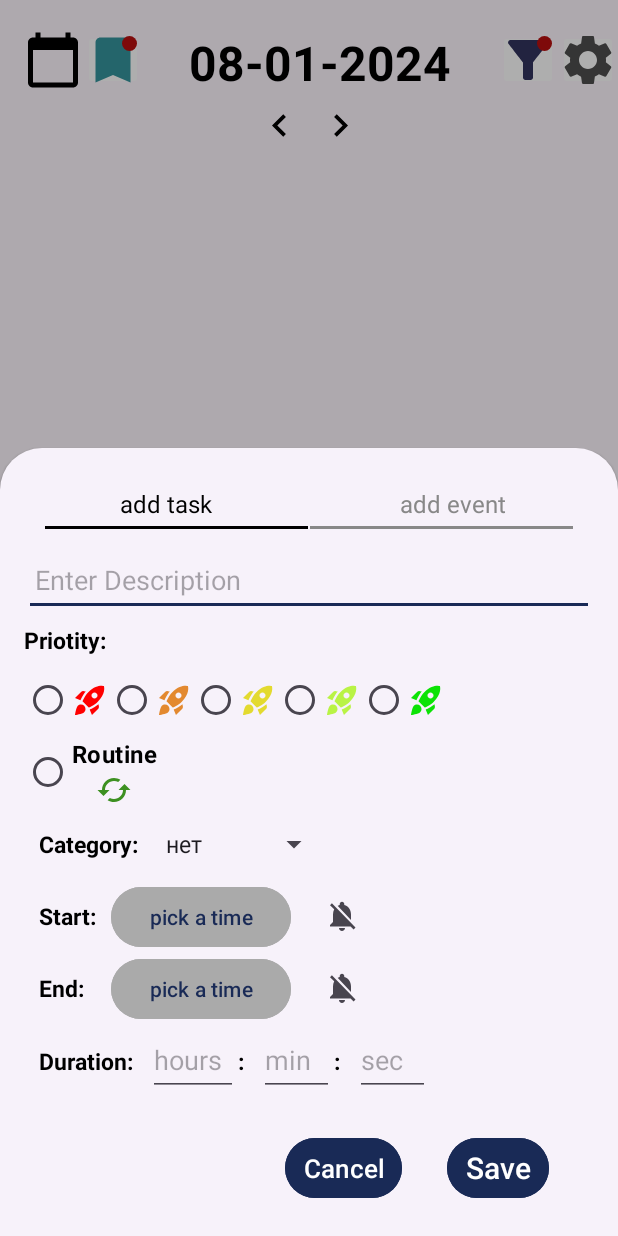
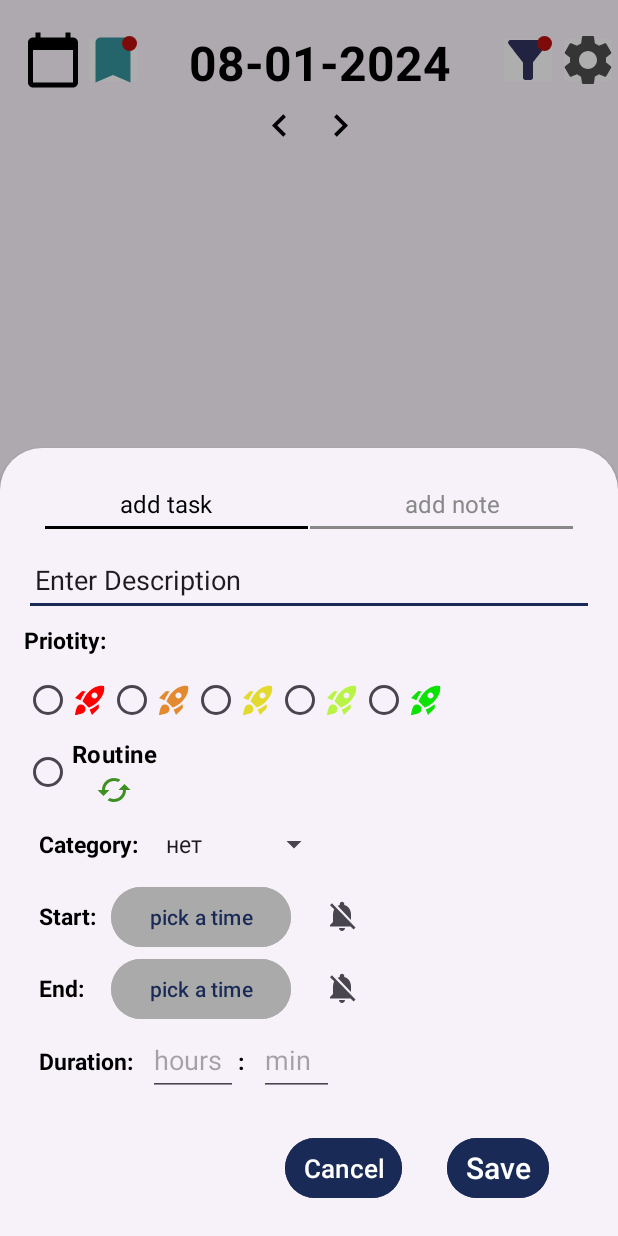
Before and after one commit to nuetka/to_do_list_sqlite, an Android app: the fragment AddNewTask placed in its activity, after a tap on "add task", on a phone screen of 412 x 824 dp. Run offline under Robolectric (Android 15) with nearby library versions, the phone set to English and light mode, and no system bars; libraries missing offline, so code that uses them is left out: it.xabaras.android.

Commit message:
add note

```diff
--- a/app/src/main/java/com/example/todolist/AddNewTask.java
+++ b/app/src/main/java/com/example/todolist/AddNewTask.java
@@ -168,7 +168,7 @@ public class AddNewTask extends BottomSheetDialogFragment {
 
         //разбираюсь с перелистыванием с доб задачу на событие
         TextView addTaskTab = view.findViewById(R.id.imagesTextView);
-        TextView addEventTab = view.findViewById(R.id.videosTextView);
+        TextView addNoteTab = view.findViewById(R.id.videosTextView);
         final TextView priorityText = view.findViewById(R.id.textview);
 
         final RelativeLayout relativeLayout = view.findViewById(R.id.loy1);
@@ -482,10 +482,11 @@ public class AddNewTask extends BottomSheetDialogFragment {
                 eventUnder.setBackgroundColor(Color.GRAY);
                 taskTextView.setTextColor(Color.BLACK);
                 taskUnder.setBackgroundColor(Color.BLACK);
+                mEditText.setText("Enter Description");
             }
         });
 
-        addEventTab.setOnClickListener(new View.OnClickListener() {
+        addNoteTab.setOnClickListener(new View.OnClickListener() {
             @Override
             public void onClick(View v) {
                 // Скрыть текстовое представление приоритета и группу радиокнопок, когда пользователь выбирает "добавление события"
@@ -500,6 +501,8 @@ public class AddNewTask extends BottomSheetDialogFragment {
                 eventUnder.setBackgroundColor(Color.BLACK);
                 taskTextView.setTextColor(Color.GRAY);
                 taskUnder.setBackgroundColor(Color.GRAY);
+                mEditText.setText("Enter a note");
+
             }
         });
 
@@ -511,7 +514,6 @@ public class AddNewTask extends BottomSheetDialogFragment {
         if (bundle != null){
             isUpdate = true;
             String task = bundle.getString("task");
-            mEditText.setText(task);
 
             if (task.length() > 0 ){
                 mSaveButton.setEnabled(false);
--- a/app/src/main/res/layout/add_newtask.xml
+++ b/app/src/main/res/layout/add_newtask.xml
@@ -43,7 +43,7 @@
         android:layout_toRightOf="@+id/centerPoint"
         android:layout_weight="1"
         android:gravity="center"
-        android:text="add event"
+        android:text="add note"
         android:textColor="@android:color/darker_gray"
         android:textSize="16sp"
         android:textStyle="normal" />
@@ -471,26 +471,6 @@
             android:minHeight="48dp"
             android:paddingEnd="7dp" />
 
-        <TextView
-            android:layout_width="wrap_content"
-            android:layout_height="wrap_content"
-            android:text=":"
-            android:textColor="#000"
-            android:textSize="15sp"
-            android:textStyle="bold"
-            android:visibility="visible" />
-
-        <EditText
-            android:id="@+id/s"
-            android:layout_width="50dp"
-            android:layout_height="wrap_content"
-            android:layout_marginStart="10dp"
-            android:inputType="number"
-            android:hint="sec"
-            android:minHeight="48dp"
-            android:paddingEnd="7dp" />
-
-
     </LinearLayout>
 
     <Button
```
